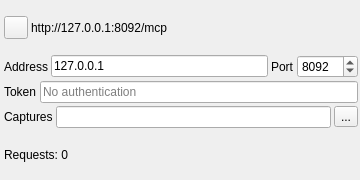
Old version of the form plugins/feature/mcpserver/mcpservergui.ui in the repository f4exb/sdrangel.
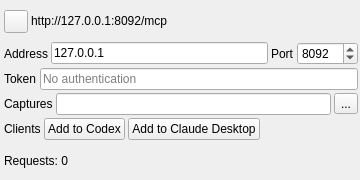
New version of the form. Icons and pictures are not drawn. Custom widgets are drawn as their Qt base class.

Commit message: Add Codex & Claude Desktop top installation in the GUI

Diff of the .ui file:
```diff
--- a/plugins/feature/mcpserver/mcpservergui.ui
+++ b/plugins/feature/mcpserver/mcpservergui.ui
@@ -207,6 +207,53 @@
       </item>
      </layout>
     </item>
+    <item>
+     <layout class="QHBoxLayout" name="clientsLayout">
+      <item>
+       <widget class="QLabel" name="clientsLabel">
+        <property name="text">
+         <string>Clients</string>
+        </property>
+       </widget>
+      </item>
+      <item>
+       <widget class="QPushButton" name="addToCodex">
+        <property name="toolTip">
+         <string>Add this server to OpenAI Codex, by writing it into Codex's config.toml.
+Codex needs to be restarted afterwards to pick it up.</string>
+        </property>
+        <property name="text">
+         <string>Add to Codex</string>
+        </property>
+       </widget>
+      </item>
+      <item>
+       <widget class="QPushButton" name="addToClaude">
+        <property name="toolTip">
+         <string>Install the SDRangel extension for Claude Desktop, which carries the bridge
+Claude Desktop needs to reach a server on this machine.
+Claude Desktop asks you to confirm the installation.</string>
+        </property>
+        <property name="text">
+         <string>Add to Claude Desktop</string>
+        </property>
+       </widget>
+      </item>
+      <item>
+       <spacer name="horizontalSpacer_3">
+        <property name="orientation">
+         <enum>Qt::Horizontal</enum>
+        </property>
+        <property name="sizeHint" stdset="0">
+         <size>
+          <width>40</width>
+          <height>20</height>
+         </size>
+        </property>
+       </spacer>
+      </item>
+     </layout>
+    </item>
     <item>
      <layout class="QHBoxLayout" name="statusLayout">
       <item>
```
The commit also changes 9 other files.
